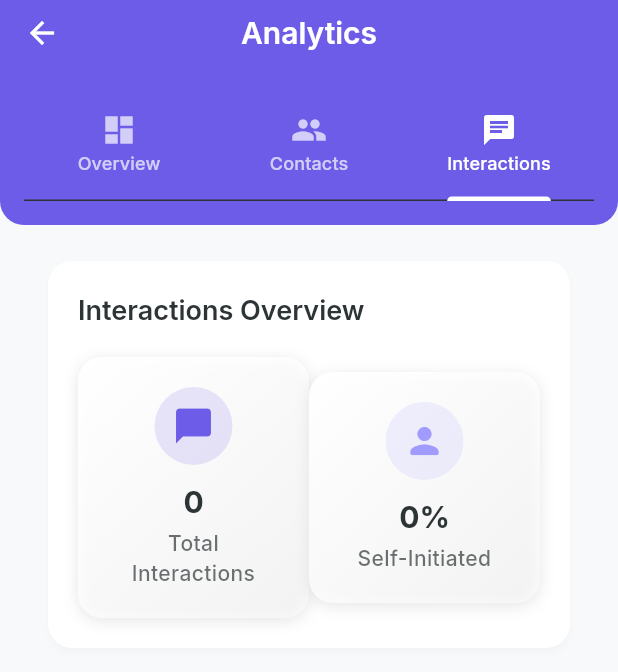
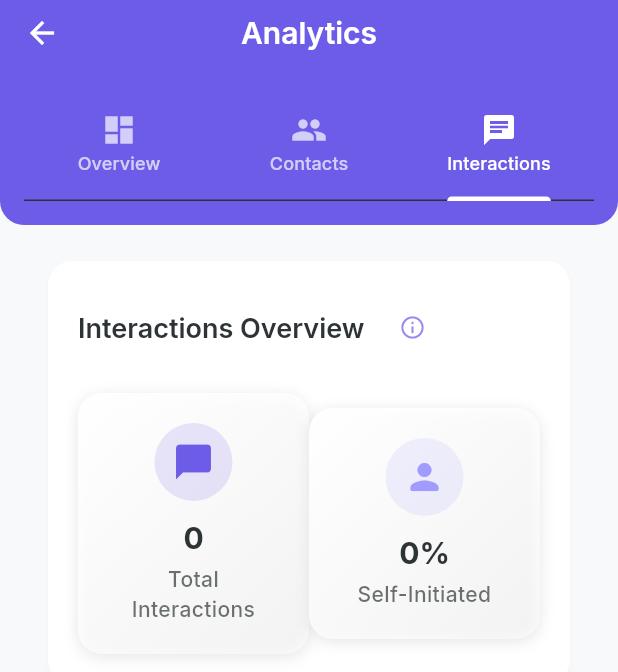
Before and after one commit to sharibj/reconnect_app, a Flutter app: the AnalyticsScreen screen opened directly, tab 3 chosen, on a phone screen of 412 x 824 dp. Shown: the top 672 px of the screen. Run offline on Flutter 3.47's test engine with Material 3 defaults, Android fonts, the phone set to English and light mode, and no system bars; our stand-ins replace fl_chart, flutter_dotenv, flutter_secure_storage, flutter_svg, google_fonts, share_plus and 1 more; accounts and stored records are empty; network calls fail.

Commit message:
Refactor overdue status handling and UI components for better clarity; update urgency classification and enhance info tooltips across analytics and contacts screens

```diff
--- a/lib/screens/analytics_screen.dart
+++ b/lib/screens/analytics_screen.dart
@@ -149,9 +149,15 @@ class _AnalyticsScreenState extends State<AnalyticsScreen> with TickerProviderSt
             child: Column(
               crossAxisAlignment: CrossAxisAlignment.start,
               children: [
+                Row(
+                  children: [
                     Text(
                       'Relationship Health Score',
                       style: Theme.of(context).textTheme.headlineSmall,
+                    ),
+                    const SizedBox(width: 8),
+                    _buildInfoIcon('Your overall relationship health based on how well you\'re keeping up with contacts according to their group frequencies. Higher scores mean you\'re staying connected consistently.'),
+                  ],
                 ),
                 const SizedBox(height: 20),
                 Center(
@@ -205,8 +211,6 @@ class _AnalyticsScreenState extends State<AnalyticsScreen> with TickerProviderSt
                     ),
                   ),
                 ),
-                const SizedBox(height: 20),
-                _buildScoreLegend(analytics),
               ],
             ),
           ),
@@ -215,42 +219,6 @@ class _AnalyticsScreenState extends State<AnalyticsScreen> with TickerProviderSt
     );
   }
 
-  Widget _buildScoreLegend(Map<String, dynamic> analytics) {
-    return Row(
-      mainAxisAlignment: MainAxisAlignment.spaceEvenly,
-      children: [
-        _buildLegendItem('Urgent', analytics['urgentCount'] ?? 0, Colors.red),
-        _buildLegendItem('Moderate', analytics['moderateCount'] ?? 0, Colors.orange),
-        _buildLegendItem('Good', analytics['lowCount'] ?? 0, Colors.green),
-      ],
-    );
-  }
-
-  Widget _buildLegendItem(String label, int count, Color color) {
-    return Column(
-      children: [
-        Container(
-          width: 12,
-          height: 12,
-          decoration: BoxDecoration(
-            color: color,
-            shape: BoxShape.circle,
-          ),
-        ),
-        const SizedBox(height: 4),
-        Text(
-          count.toString(),
-          style: Theme.of(context).textTheme.titleMedium?.copyWith(
-            fontWeight: FontWeight.bold,
-          ),
-        ),
-        Text(
-          label,
-          style: Theme.of(context).textTheme.bodySmall,
-        ),
-      ],
-    );
-  }
 
   Widget _buildUrgencyDistributionCard() {
     return Consumer<AnalyticsProvider>(
@@ -271,9 +239,15 @@ class _AnalyticsScreenState extends State<AnalyticsScreen> with TickerProviderSt
             child: Column(
               crossAxisAlignment: CrossAxisAlignment.start,
               children: [
+                Row(
+                  children: [
                     Text(
                       'Attention Priority Distribution',
                       style: Theme.of(context).textTheme.headlineSmall,
+                    ),
+                    const SizedBox(width: 8),
+                    _buildInfoIcon('Shows overdue contacts by urgency level. Critical (red): >100% overdue or never contacted. Moderate (orange): 50-100% overdue. Minor (green): <50% overdue. Contacts not yet due don\'t appear here.'),
+                  ],
                 ),
                 const SizedBox(height: 20),
                 SizedBox(
@@ -296,7 +270,7 @@ class _AnalyticsScreenState extends State<AnalyticsScreen> with TickerProviderSt
                           sideTitles: SideTitles(
                             showTitles: true,
                             getTitlesWidget: (value, meta) {
-                              const titles = ['Urgent', 'Moderate', 'Low'];
+                              const titles = ['Critical', 'Moderate', 'Minor'];
                               if (value.toInt() < titles.length) {
                                 return Text(
                                   titles[value.toInt()],
@@ -379,11 +353,18 @@ class _AnalyticsScreenState extends State<AnalyticsScreen> with TickerProviderSt
               crossAxisAlignment: CrossAxisAlignment.start,
               children: [
                 Row(
-                  mainAxisAlignment: MainAxisAlignment.spaceBetween,
+                  children: [
+                    Expanded(
+                      child: Row(
                         children: [
                           Text(
                             'Contacts Needing Attention',
                             style: Theme.of(context).textTheme.headlineSmall,
+                          ),
+                          const SizedBox(width: 8),
+                          _buildInfoIcon('Contacts that haven\'t been contacted within their group\'s expected frequency. Tap any contact to view their interaction history and add new interactions.'),
+                        ],
+                      ),
                     ),
                     if (outOfTouchContacts.isNotEmpty)
                       TextButton(
@@ -436,9 +417,15 @@ class _AnalyticsScreenState extends State<AnalyticsScreen> with TickerProviderSt
             child: Column(
               crossAxisAlignment: CrossAxisAlignment.start,
               children: [
+                Row(
+                  children: [
                     Text(
                       'Contacts Overview',
                       style: Theme.of(context).textTheme.headlineSmall,
+                    ),
+                    const SizedBox(width: 8),
+                    _buildInfoIcon('Summary of your total contacts and groups in the system.'),
+                  ],
                 ),
                 const SizedBox(height: 20),
                 Row(
@@ -487,9 +474,15 @@ class _AnalyticsScreenState extends State<AnalyticsScreen> with TickerProviderSt
             child: Column(
               crossAxisAlignment: CrossAxisAlignment.start,
               children: [
+                Row(
+                  children: [
                     Text(
                       'Contacts by Group',
                       style: Theme.of(context).textTheme.headlineSmall,
+                    ),
+                    const SizedBox(width: 8),
+                    _buildInfoIcon('Distribution of contacts across different groups, showing which groups have the most members.'),
+                  ],
                 ),
                 const SizedBox(height: 16),
                 ...sortedGroups.take(5).map((entry) {
@@ -572,9 +565,15 @@ class _AnalyticsScreenState extends State<AnalyticsScreen> with TickerProviderSt
             child: Column(
               crossAxisAlignment: CrossAxisAlignment.start,
               children: [
+                Row(
+                  children: [
                     Text(
                       'Interactions Overview',
                       style: Theme.of(context).textTheme.headlineSmall,
+                    ),
+                    const SizedBox(width: 8),
+                    _buildInfoIcon('Summary of all your logged interactions. Self-initiated shows what percentage of interactions you started versus contacts reaching out to you.'),
+                  ],
                 ),
                 const SizedBox(height: 20),
                 Row(
@@ -620,9 +619,15 @@ class _AnalyticsScreenState extends State<AnalyticsScreen> with TickerProviderSt
             child: Column(
               crossAxisAlignment: CrossAxisAlignment.start,
               children: [
+                Row(
+                  children: [
                     Text(
                       'Interaction Types',
                       style: Theme.of(context).textTheme.headlineSmall,
+                    ),
+                    const SizedBox(width: 8),
+                    _buildInfoIcon('Breakdown of how you communicate with contacts - phone calls, video calls, texts, social media, or in-person meetings.'),
+                  ],
                 ),
                 const SizedBox(height: 16),
                 ...typeCounts.entries.map((entry) {
@@ -671,9 +676,15 @@ class _AnalyticsScreenState extends State<AnalyticsScreen> with TickerProviderSt
             child: Column(
               crossAxisAlignment: CrossAxisAlignment.start,
               children: [
+                Row(
+                  children: [
                     Text(
                       'Initiation Ratio',
                       style: Theme.of(context).textTheme.headlineSmall,
+                    ),
+                    const SizedBox(width: 8),
+                    _buildInfoIcon('Shows the balance between interactions you initiate versus those your contacts initiate. A balanced ratio indicates healthy mutual engagement.'),
+                  ],
                 ),
                 const SizedBox(height: 20),
                 Center(
@@ -714,8 +725,52 @@ class _AnalyticsScreenState extends State<AnalyticsScreen> with TickerProviderSt
                 Row(
                   mainAxisAlignment: MainAxisAlignment.spaceEvenly,
                   children: [
-                    _buildLegendItem('You Initiated', selfInitiatedCount, Theme.of(context).colorScheme.primary),
-                    _buildLegendItem('They Initiated', otherInitiatedCount, Theme.of(context).colorScheme.secondary),
+                    Column(
+                      children: [
+                        Container(
+                          width: 12,
+                          height: 12,
+                          decoration: BoxDecoration(
+                            color: Theme.of(context).colorScheme.primary,
+                            shape: BoxShape.circle,
+                          ),
+                        ),
+                        const SizedBox(height: 4),
+                        Text(
+                          selfInitiatedCount.toString(),
+                          style: Theme.of(context).textTheme.titleMedium?.copyWith(
+                            fontWeight: FontWeight.bold,
+                          ),
+                        ),
+                        Text(
+                          'You Initiated',
+                          style: Theme.of(context).textTheme.bodySmall,
+                        ),
+                      ],
+                    ),
+                    Column(
+                      children: [
+                        Container(
+                          width: 12,
+                          height: 12,
+                          decoration: BoxDecoration(
+                            color: Theme.of(context).colorScheme.secondary,
+                            shape: BoxShape.circle,
+                          ),
+                        ),
+                        const SizedBox(height: 4),
+                        Text(
+                          otherInitiatedCount.toString(),
+                          style: Theme.of(context).textTheme.titleMedium?.copyWith(
+                            fontWeight: FontWeight.bold,
+                          ),
+                        ),
+                        Text(
+                          'They Initiated',
+                          style: Theme.of(context).textTheme.bodySmall,
+                        ),
+                      ],
+                    ),
                   ],
                 ),
               ],
@@ -783,4 +838,33 @@ class _AnalyticsScreenState extends State<AnalyticsScreen> with TickerProviderSt
     );
   }
 
+  Widget _buildInfoIcon(String tooltip) {
+    return IconButton(
+      iconSize: 18,
+      padding: EdgeInsets.zero,
+      constraints: const BoxConstraints(
+        minWidth: 24,
+        minHeight: 24,
+      ),
+      onPressed: () {
+        ScaffoldMessenger.of(context).showSnackBar(
+          SnackBar(
+            content: Text(tooltip),
+            duration: const Duration(seconds: 4),
+            behavior: SnackBarBehavior.floating,
+            margin: const EdgeInsets.all(16),
+            shape: RoundedRectangleBorder(
+              borderRadius: BorderRadius.circular(8),
+            ),
+          ),
+        );
+      },
+      icon: Icon(
+        Icons.info_outline,
+        size: 18,
+        color: Theme.of(context).colorScheme.primary.withOpacity(0.7),
+      ),
+    );
   }
+
+}
--- a/lib/screens/contacts_screen.dart
+++ b/lib/screens/contacts_screen.dart
@@ -83,6 +83,7 @@ class _ContactsScreenState extends State<ContactsScreen> with TickerProviderStat
         ),
       ),
       floatingActionButton: FloatingActionButton.extended(
+        heroTag: "contacts_fab",
         onPressed: () => _showAddOptions(context),
         label: const Text('Add'),
         icon: const Icon(Icons.add),
--- a/lib/screens/interactions_screen.dart
+++ b/lib/screens/interactions_screen.dart
@@ -64,6 +64,7 @@ class _InteractionsScreenState extends State<InteractionsScreen> {
         body: _buildInteractionsList(),
       ),
       floatingActionButton: FloatingActionButton.extended(
+        heroTag: "interactions_fab",
         onPressed: () => _navigateToAddInteraction(),
         label: const Text('Add Interaction'),
         icon: const Icon(Icons.add),
```
Also changed, not shown: lib/models/reconnect_model.dart (+22 -8 lines), lib/providers/analytics_provider.dart (+11 -10 lines), lib/screens/home_screen.dart (+6 -6 lines), lib/widgets/out_of_touch_contact_card.dart (+7 -4 lines). Lines whose indentation alone changed are shown as unchanged.
